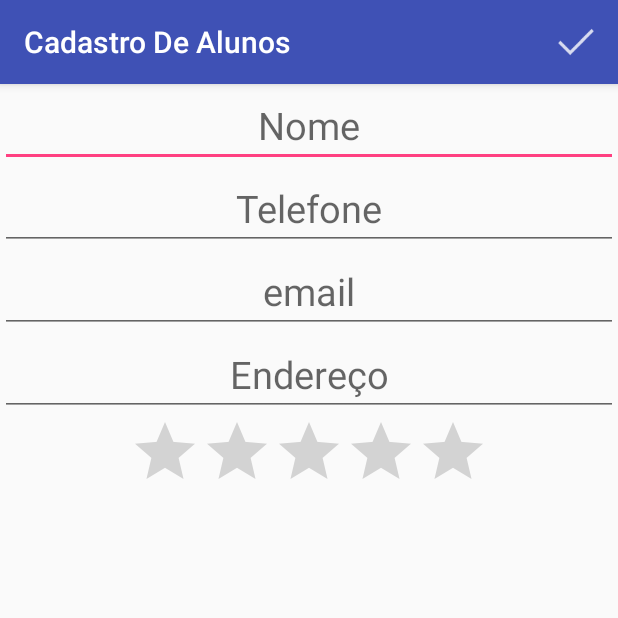
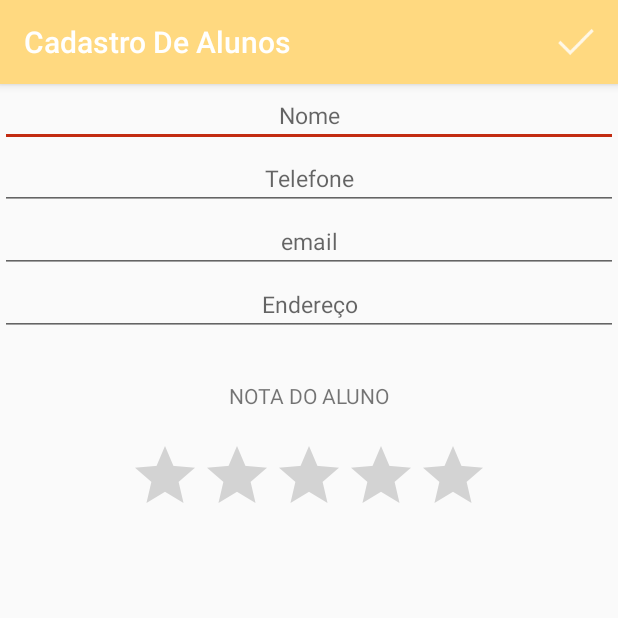
Before and after one commit to souzanirs/Caelum_Android_I, an Android app: the FormularioActivity screen opened directly, with no data from a screen before it, on a phone screen of 412 x 824 dp, the top half of it. Run offline under Robolectric (Android 15) with nearby library versions, the light colour scheme and no system bars.

Commit message:
Atualização Projeto 20161026_003 Alterando cadastro de Aluno

```diff
--- a/AndroidStudioProjects/Cadastro/app/src/main/java/br/com/caelum/cadastro/FormularioActivity.java
+++ b/AndroidStudioProjects/Cadastro/app/src/main/java/br/com/caelum/cadastro/FormularioActivity.java
@@ -1,5 +1,6 @@
 package br.com.caelum.cadastro;
 
+import android.content.Intent;
 import android.support.v7.app.AppCompatActivity;
 import android.os.Bundle;
 import android.view.Menu;
@@ -14,11 +15,14 @@ import br.com.caelum.cadastro.classes.Aluno;
 public class FormularioActivity extends AppCompatActivity {
 
     private FormularioHelper helper; //Criando um atributo herper
+    public static final String alunoSelecionado = "alunoSelecionado";
 
     @Override
     protected void onCreate(Bundle savedInstanceState) {
         super.onCreate(savedInstanceState);
         setContentView(R.layout.activity_formulario);
+
+        helper = new FormularioHelper(this); //instanciando o Objeto helper
 
         //Nosso botão Salvar está no menu
 //        Button btnSalvar = (Button) findViewById(R.id.formulario_botao);
@@ -46,10 +50,11 @@ public class FormularioActivity extends AppCompatActivity {
 //            }
 //        });
 
-        this.helper = new FormularioHelper(this); //instanciando o Objeto helper
-
-
-
+        Intent intent = this.getIntent();
+        if(intent.hasExtra("aluno")){
+            Aluno aluno = (Aluno) intent.getSerializableExtra("aluno");
+            helper.carregaAluno(aluno);
+        }
     }
 
     @Override
@@ -86,9 +91,18 @@ public class FormularioActivity extends AppCompatActivity {
                     //Instancia um novo aluno DAO para fazer o insert na base
                     AlunoDAO alunoDao = new AlunoDAO(FormularioActivity.this);
 
-                    //É feito a inserção do aluno na base de dados
-                    alunoDao.insereAlunoDB(aluno);
-                    Toast.makeText(FormularioActivity.this, "Aluno "+aluno.getNome()+" salvo com sucesso",Toast.LENGTH_SHORT).show();
+                    if(aluno.getId() == 0){
+                        //É feito a inserção do aluno na base de dados
+                        alunoDao.insereAlunoDB(aluno);
+                        Toast.makeText(FormularioActivity.this, "Aluno "+aluno.getNome()+" salvo",Toast.LENGTH_SHORT).show();
+                    } else {
+                        //É feito a alteração do aluno na base de dados
+                        alunoDao.alteraAluno(aluno);
+                        Toast.makeText(FormularioActivity.this, "Aluno "+aluno.getNome()+" alterado",Toast.LENGTH_SHORT).show();
+                    }
+
+                    //Sempre que houver interação com banco da dados é importante fechar o mesmo
+                    alunoDao.close();
 
                     finish();
 
--- a/AndroidStudioProjects/Cadastro/app/src/main/java/br/com/caelum/cadastro/classes/Aluno.java
+++ b/AndroidStudioProjects/Cadastro/app/src/main/java/br/com/caelum/cadastro/classes/Aluno.java
@@ -1,10 +1,12 @@
 package br.com.caelum.cadastro.classes;
+
+import java.io.Serializable;
 
 /**
  * Created by android6275 on 25/10/16.
  */
 
-public class Aluno {
+public class Aluno implements Serializable{
     private long id;
     private String nome;
     private String telefone;
--- a/AndroidStudioProjects/Cadastro/app/src/main/res/layout/activity_formulario.xml
+++ b/AndroidStudioProjects/Cadastro/app/src/main/res/layout/activity_formulario.xml
@@ -15,7 +15,7 @@
             android:id="@+id/formulario_nome"
             android:hint="Nome"
             android:textAlignment="center"
-            android:textSize="25dp"
+            android:textSize="15sp"
             />
 
         <EditText
@@ -24,7 +24,7 @@
             android:id="@+id/formulario_telefone"
             android:hint="Telefone"
             android:textAlignment="center"
-            android:textSize="25dp"/>
+            android:textSize="15sp"/>
 
         <EditText
             android:layout_width="match_parent"
@@ -32,7 +32,7 @@
             android:id="@+id/formulario_email"
             android:hint="email"
             android:textAlignment="center"
-            android:textSize="25dp"/>
+            android:textSize="15sp"/>
 
         <EditText
             android:layout_width="match_parent"
@@ -40,14 +40,22 @@
             android:id="@+id/formulario_endereco"
             android:hint="Endereço"
             android:textAlignment="center"
-            android:textSize="25dp"/>
+            android:textSize="15sp"/>
+
+        <TextView
+            android:layout_width="match_parent"
+            android:layout_height="wrap_content"
+            android:text="@string/nota_aluno"
+            android:textAlignment="center"
+            android:paddingTop="30dp"/>
 
         <RatingBar
             android:layout_width="wrap_content"
             android:layout_height="wrap_content"
             android:numStars="5"
             android:layout_gravity="center"
-            android:id="@+id/formulario_ratio"/>
+            android:id="@+id/formulario_ratio"
+            android:paddingTop="20dp"/>
 
     </LinearLayout>
 
--- a/AndroidStudioProjects/Cadastro/app/src/main/res/layout/activity_lista_alunos.xml
+++ b/AndroidStudioProjects/Cadastro/app/src/main/res/layout/activity_lista_alunos.xml
@@ -25,6 +25,6 @@
         android:paddingBottom="15dp"
         android:text="+"
         android:textColor="#FFFFFF"
-        android:textSize="40sp"/>
+        android:textSize="40dp"/>
 
 </RelativeLayout>
--- a/AndroidStudioProjects/Cadastro/app/src/main/res/values/colors.xml
+++ b/AndroidStudioProjects/Cadastro/app/src/main/res/values/colors.xml
@@ -1,6 +1,6 @@
 <?xml version="1.0" encoding="utf-8"?>
 <resources>
-    <color name="colorPrimary">#3F51B5</color>
-    <color name="colorPrimaryDark">#303F9F</color>
-    <color name="colorAccent">#FF4081</color>
+    <color name="colorPrimary">#ffd980</color>
+    <color name="colorPrimaryDark">#d78716</color>
+    <color name="colorAccent">#c22b11</color>
 </resources>
--- a/AndroidStudioProjects/Cadastro/app/src/main/res/values/strings.xml
+++ b/AndroidStudioProjects/Cadastro/app/src/main/res/values/strings.xml
@@ -1,3 +1,4 @@
 <resources>
     <string name="app_name">Cadastro De Alunos</string>
+    <string name="nota_aluno">NOTA DO ALUNO</string>
 </resources>
```
Also changed, not shown: AndroidStudioProjects/Cadastro/app/src/main/java/br/com/caelum/cadastro/DAO/AlunoDAO.java (+20 -3 lines), AndroidStudioProjects/Cadastro/app/src/main/java/br/com/caelum/cadastro/FormularioHelper.java (+10 -0 lines), AndroidStudioProjects/Cadastro/app/src/main/java/br/com/caelum/cadastro/ListaAlunosActivity.java (+5 -2 lines).
